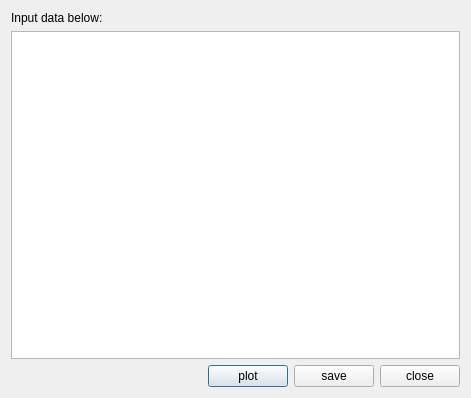
Above: icurve_v2.1/icurve/resource/icv_data_plot.ui from Sunfe/icurve before the change. Below: the same form after it.
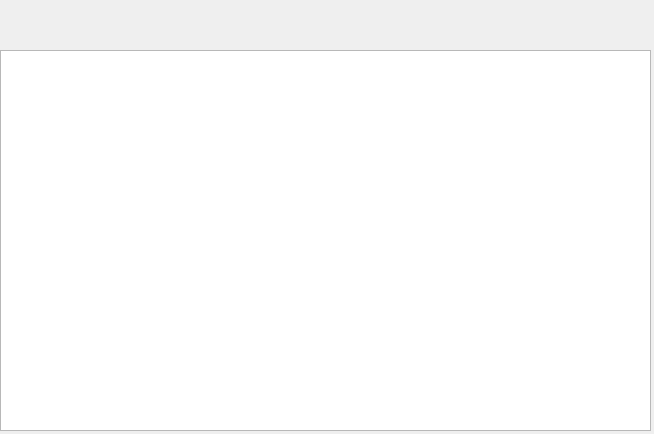
That is the form after the change.

Commit message: block data plot. 20160925-13:23

```diff
--- a/icurve_v2.1/icurve/resource/icv_data_plot.ui
+++ b/icurve_v2.1/icurve/resource/icv_data_plot.ui
@@ -6,8 +6,8 @@
    <rect>
     <x>0</x>
     <y>0</y>
-    <width>471</width>
-    <height>398</height>
+    <width>654</width>
+    <height>434</height>
    </rect>
   </property>
   <property name="sizePolicy">
@@ -19,43 +19,39 @@
   <property name="windowTitle">
    <string>Dialog</string>
   </property>
-  <layout class="QGridLayout" name="gridLayout">
-   <item row="0" column="0">
-    <widget class="QLabel" name="label">
-     <property name="text">
-      <string>Input data below:</string>
-     </property>
-    </widget>
-   </item>
-   <item row="1" column="0" colspan="2">
-    <widget class="QPlainTextEdit" name="plainTextEdit"/>
-   </item>
-   <item row="2" column="1">
-    <layout class="QHBoxLayout" name="horizontalLayout">
-     <item>
-      <widget class="QPushButton" name="plotButton">
-       <property name="text">
-        <string>plot</string>
-       </property>
-      </widget>
-     </item>
-     <item>
-      <widget class="QPushButton" name="saveButton">
-       <property name="text">
-        <string>save</string>
-       </property>
-      </widget>
-     </item>
-     <item>
-      <widget class="QPushButton" name="closeButton">
-       <property name="text">
-        <string>close</string>
-       </property>
-      </widget>
-     </item>
-    </layout>
-   </item>
-  </layout>
+  <widget class="QWidget" name="horizontalLayoutWidget">
+   <property name="geometry">
+    <rect>
+     <x>0</x>
+     <y>0</y>
+     <width>651</width>
+     <height>51</height>
+    </rect>
+   </property>
+   <layout class="QHBoxLayout" name="toolbarLayout">
+    <property name="spacing">
+     <number>0</number>
+    </property>
+    <property name="sizeConstraint">
+     <enum>QLayout::SetMaximumSize</enum>
+    </property>
+   </layout>
+  </widget>
+  <widget class="QWidget" name="horizontalLayoutWidget_2">
+   <property name="geometry">
+    <rect>
+     <x>0</x>
+     <y>50</y>
+     <width>651</width>
+     <height>381</height>
+    </rect>
+   </property>
+   <layout class="QHBoxLayout" name="horizontalLayout">
+    <item>
+     <widget class="QPlainTextEdit" name="plainTextEdit"/>
+    </item>
+   </layout>
+  </widget>
  </widget>
  <resources>
   <include location="icurve.qrc"/>
```
The commit also changes 6 other files.
